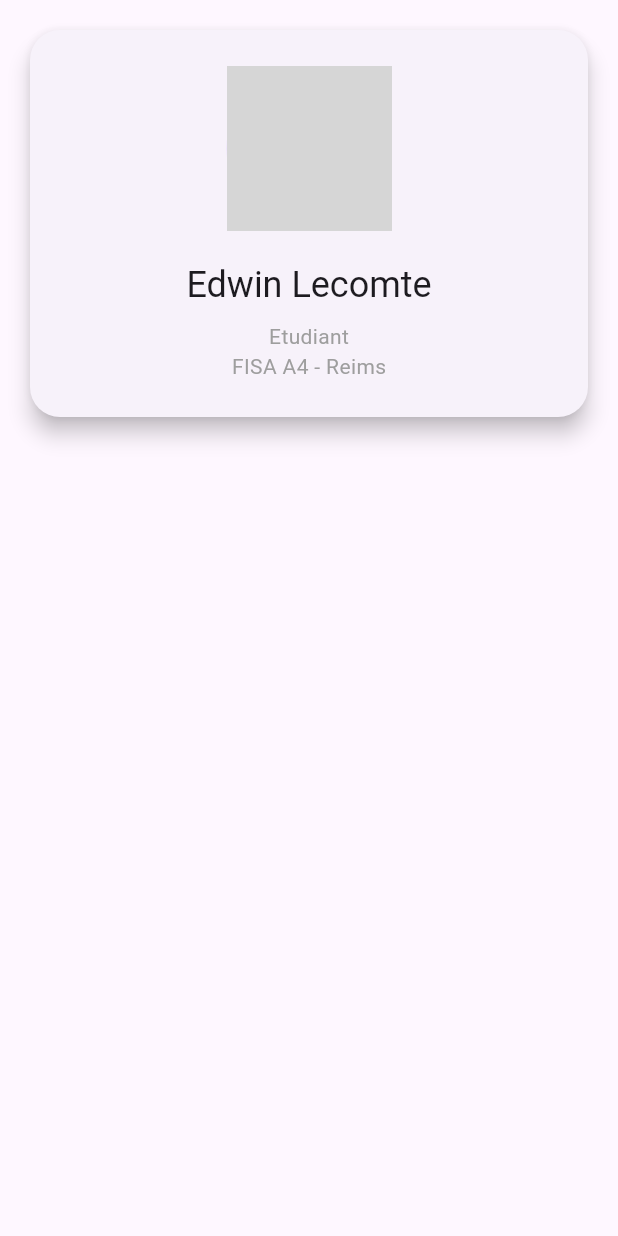
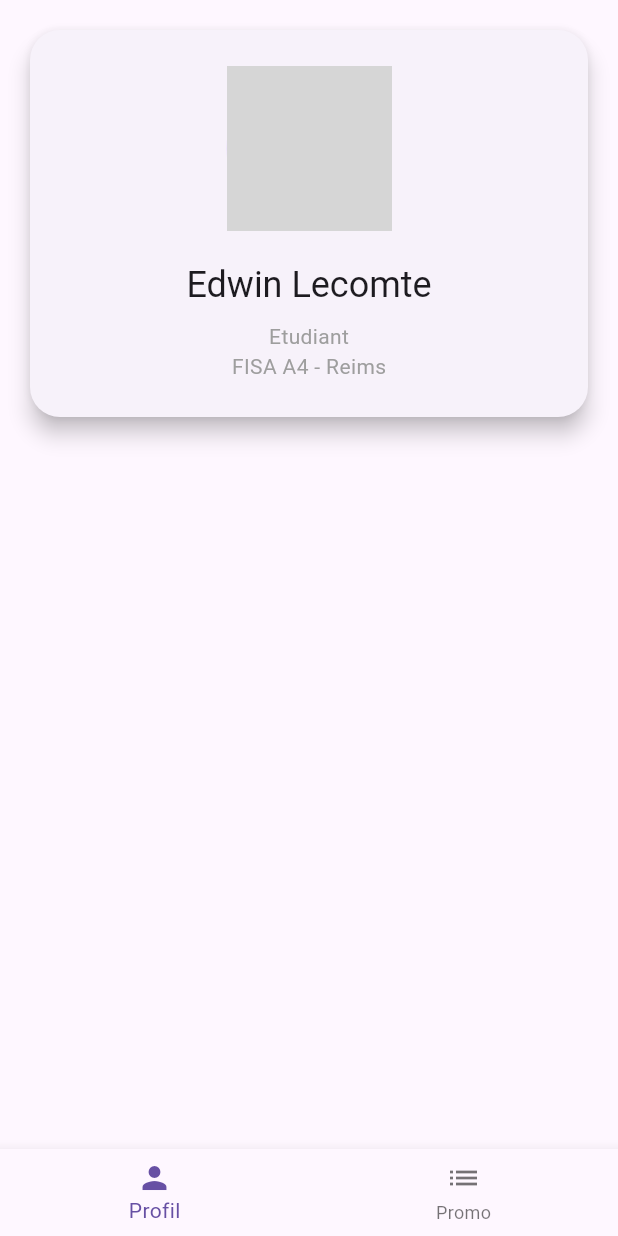
Before and after one commit to noiia/A4_IOT, a Flutter app: the screen it shows after launch, on a phone screen of 412 x 824 dp. Run offline on Flutter 3.47's test engine with Material 3 defaults, Android fonts, the phone set to English and light mode, and no system bars; network calls fail; grey boxes are pictures that could not be loaded.

Commit message:
feat(add) : adding main layout

```diff
--- a/lib/main.dart
+++ b/lib/main.dart
@@ -1,5 +1,5 @@
 import 'package:flutter/material.dart';
-import 'package:a4_iot/pages/home_page.dart';
+import 'package:a4_iot/widget/main_layout.dart';
 
 void main() {
   runApp(const MyApp());
@@ -12,7 +12,7 @@ class MyApp extends StatelessWidget {
   Widget build(BuildContext context) {
     return MaterialApp(
       debugShowCheckedModeBanner: false,
-      home: const HomePage(),
+      home: const MainLayout(),
     );
   }
 }
--- a/lib/pages/home_page.dart
+++ b/lib/pages/home_page.dart
@@ -1,8 +1,8 @@
 import 'package:flutter/material.dart';
 import 'package:a4_iot/widget/profile_card.dart';
 
-class HomePage extends StatelessWidget {
-  const HomePage({super.key});
+class HomeView extends StatelessWidget {
+  const HomeView({super.key});
 
   @override
   Widget build(BuildContext context) {
--- /dev/null
+++ b/lib/widget/main_layout.dart
@@ -0,0 +1,34 @@
+import 'package:flutter/material.dart';
+import 'package:a4_iot/pages/home_page.dart';
+
+class MainLayout extends StatefulWidget {
+  const MainLayout({super.key});
+
+  @override
+  State<MainLayout> createState() => _MainLayoutState();
+}
+
+class _MainLayoutState extends State<MainLayout> {
+  int _currentIndex = 0;
+
+  final List<Widget> _pages = const [HomeView()];
+  // final List<Widget> _pages = const [HomeView(), PromsView()];
+
+  @override
+  Widget build(BuildContext context) {
+    return Scaffold(
+      body: _pages[_currentIndex],
+
+      bottomNavigationBar: BottomNavigationBar(
+        currentIndex: _currentIndex,
+        onTap: (index) {
+          setState(() => _currentIndex = index);
+        },
+        items: const [
+          BottomNavigationBarItem(icon: Icon(Icons.person), label: "Profil"),
+          BottomNavigationBarItem(icon: Icon(Icons.list), label: "Promo"),
+        ],
+      ),
+    );
+  }
+}
```
